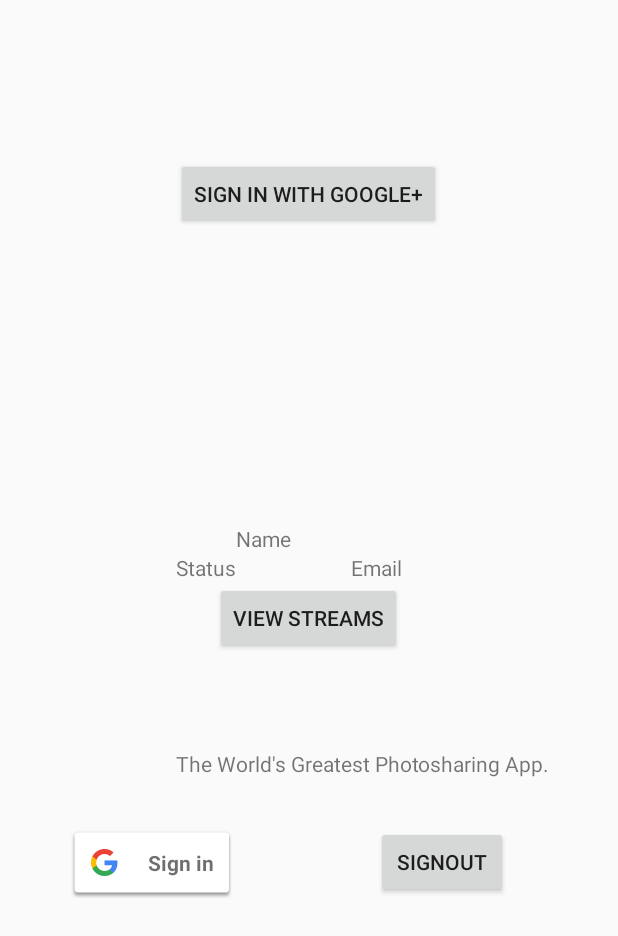
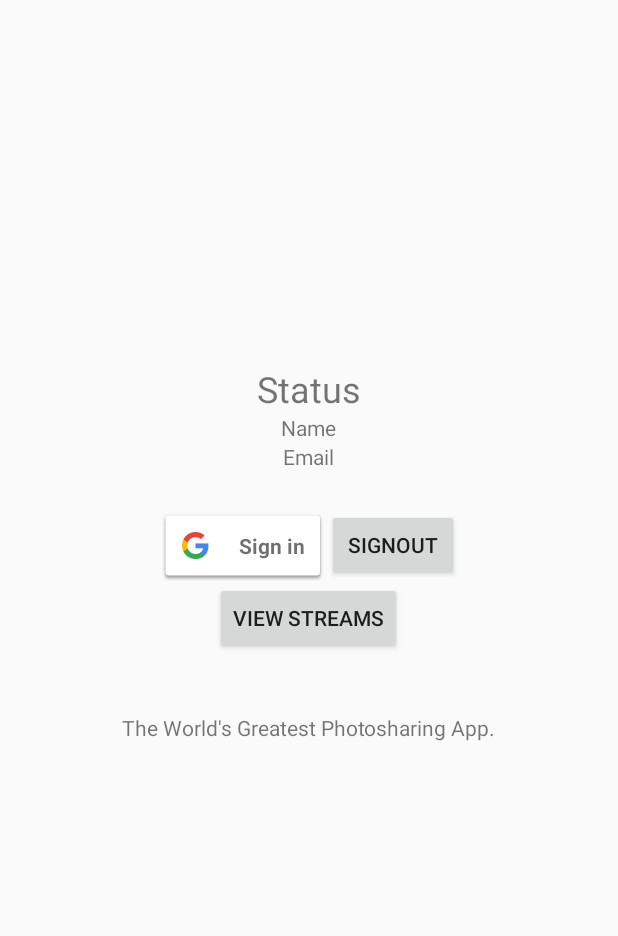
Before and after one commit to jenny350026/apt-miniproject, an Android app: the screen it shows after launch (LoginActivity), on a phone screen of 412 x 824 dp. Shown: the top 936 px of the screen. Run offline under Robolectric (Android 15) with nearby library versions, the phone set to English and light mode, and no system bars; 2 statements that could not run were skipped.

Commit message:
manage files

```diff
--- a/Connexus/app/build.gradle
+++ b/Connexus/app/build.gradle
@@ -24,6 +24,8 @@
 
 dependencies {
     compile 'com.android.support:appcompat-v7:21.+'
+    compile 'com.squareup.picasso:picasso:2.5.2'
+    compile 'com.loopj.android:android-async-http:1.4.9'
     compile 'com.google.android.gms:play-services-identity:8.1.0'
     compile 'com.google.android.gms:play-services-plus:8.1.0'
     compile 'com.android.support:multidex:1.0.1'
--- a/Connexus/app/src/main/res/layout/activity_login.xml
+++ b/Connexus/app/src/main/res/layout/activity_login.xml
@@ -7,29 +7,26 @@
 
     <LinearLayout
         android:layout_width="match_parent"
-        android:layout_height="0dp"
-        android:layout_weight="3"
+        android:layout_height="wrap_content"
         android:gravity="center_horizontal"
-        android:orientation="vertical">
-
-
-    </LinearLayout>
-
+        android:orientation="horizontal"
+        android:id="@+id/linearLayout"
+        android:layout_above="@+id/view_stream_button"
+        android:layout_alignParentStart="true">
         <com.google.android.gms.common.SignInButton
             android:id="@+id/sign_in_button"
             android:layout_width="wrap_content"
-        android:layout_height="wrap_content"
-        android:layout_below="@+id/textView2"
-        android:layout_alignEnd="@+id/status"
-        android:layout_marginTop="32dp" />
+            android:layout_height="wrap_content" />
 
         <Button
             android:layout_width="wrap_content"
             android:layout_height="wrap_content"
-        android:text="@string/login_google_plus"
-        android:id="@+id/button"
-        android:layout_centerHorizontal="true"
-        android:layout_marginTop="89dp" />
+            android:text="Signout"
+            android:id="@+id/sign_out_button" />
+
+    </LinearLayout>
+
+
 
     <Button
         android:layout_width="wrap_content"
@@ -44,42 +41,40 @@
         android:layout_height="wrap_content"
         android:text="@string/login_greeting"
         android:id="@+id/textView2"
+        android:layout_marginTop="39dp"
         android:layout_below="@+id/view_stream_button"
-        android:layout_alignStart="@+id/button"
-        android:layout_marginTop="63dp" />
+        android:layout_centerHorizontal="true" />
+
+
+    <LinearLayout
+        android:layout_width="match_parent"
+        android:layout_height="wrap_content"
+        android:orientation="vertical"
+        android:gravity="center"
+        android:id="@+id/linearLayout2"
+        android:layout_above="@+id/linearLayout"
+        android:layout_alignParentStart="true"
+        android:layout_marginBottom="25dp">
 
         <TextView
             android:layout_width="wrap_content"
             android:layout_height="wrap_content"
             android:text="Status"
             android:id="@+id/status"
-        android:layout_above="@+id/view_stream_button"
-        android:layout_alignStart="@+id/button" />
-
-    <Button
-        android:layout_width="wrap_content"
-        android:layout_height="wrap_content"
-        android:text="Signout"
-        android:id="@+id/sign_out_button"
-        android:layout_marginEnd="28dp"
-        android:layout_alignTop="@+id/sign_in_button"
-        android:layout_alignEnd="@+id/textView2" />
+            android:textSize="24dp" />
 
         <TextView
             android:layout_width="wrap_content"
             android:layout_height="wrap_content"
             android:text="Name"
-        android:id="@+id/name"
-        android:layout_above="@+id/status"
-        android:layout_toEndOf="@+id/status" />
+            android:id="@+id/name"/>
 
         <TextView
             android:layout_width="wrap_content"
             android:layout_height="wrap_content"
             android:text="Email"
             android:id="@+id/email"
-        android:layout_alignBaseline="@+id/status"
-        android:layout_alignBottom="@+id/status"
-        android:layout_alignEnd="@+id/view_stream_button" />
+            android:gravity="right" />
+    </LinearLayout>>
 
 </RelativeLayout>
```
Also changed, not shown: Connexus/app/src/main/java/apt/connexus/ImageAdapter.java (added, +57 -0 lines), Connexus/app/src/main/java/apt/connexus/ViewAllStreamActivity.java (+78 -0 lines), Connexus/app/src/main/res/layout/activity_view_all_stream.xml (+21 -4 lines), 3 other files. Lines whose indentation alone changed are shown as unchanged.
